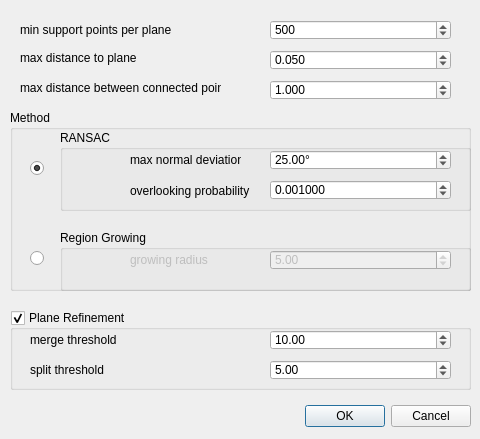
First picture: the form in qCC/ui_templates/bdrPlaneSegDlg.ui, repository CloudCompare/CloudCompare, before the edit.
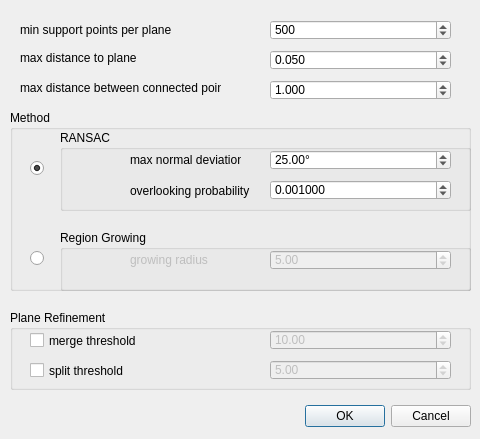
Second picture: the form after the edit.

Commit message: PLANESEG DLG

Patch:
```diff
--- a/qCC/ui_templates/bdrPlaneSegDlg.ui
+++ b/qCC/ui_templates/bdrPlaneSegDlg.ui
@@ -171,9 +171,12 @@
     <string>Plane Refinement</string>
    </property>
    <property name="checkable">
-    <bool>true</bool>
+    <bool>false</bool>
    </property>
    <widget class="QDoubleSpinBox" name="MergeThresholdDoubleSpinBox">
+    <property name="enabled">
+     <bool>false</bool>
+    </property>
     <property name="geometry">
      <rect>
       <x>260</x>
@@ -201,20 +204,10 @@
      <double>10.000000000000000</double>
     </property>
    </widget>
-   <widget class="QLabel" name="label_7">
-    <property name="geometry">
-     <rect>
-      <x>20</x>
-      <y>20</y>
-      <width>178</width>
-      <height>20</height>
-     </rect>
-    </property>
-    <property name="text">
-     <string>merge threshold</string>
-    </property>
-   </widget>
    <widget class="QDoubleSpinBox" name="SplitThresholdDoubleSpinBox">
+    <property name="enabled">
+     <bool>false</bool>
+    </property>
     <property name="geometry">
      <rect>
       <x>260</x>
@@ -245,13 +238,26 @@
      <double>5.000000000000000</double>
     </property>
    </widget>
-   <widget class="QLabel" name="label_8">
+   <widget class="QCheckBox" name="MergeCheckBox">
+    <property name="geometry">
+     <rect>
+      <x>20</x>
+      <y>20</y>
+      <width>111</width>
+      <height>21</height>
+     </rect>
+    </property>
+    <property name="text">
+     <string>merge threshold</string>
+    </property>
+   </widget>
+   <widget class="QCheckBox" name="SplitCheckBox">
     <property name="geometry">
      <rect>
       <x>20</x>
       <y>50</y>
-      <width>178</width>
-      <height>20</height>
+      <width>101</width>
+      <height>21</height>
      </rect>
     </property>
     <property name="text">
```
Left out of the diff: 44 changed lines with no effect on the pictures.
